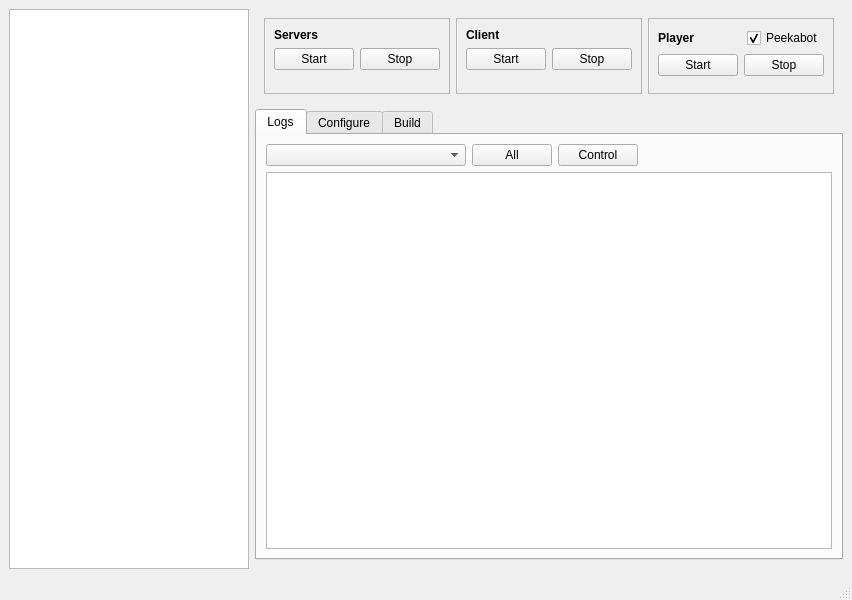
First picture: the form in vision/trunk/tools/castctrl/qtui/mainwindow.ui, repository marc-hanheide/cogx, before the edit.
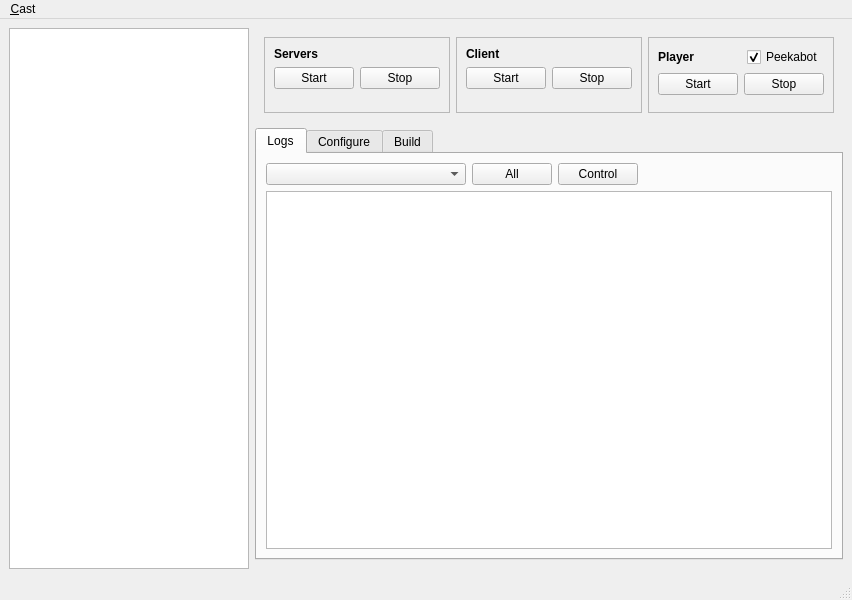
Second picture: the form after the edit.

The edit to the form file:
```diff
--- a/vision/trunk/tools/castctrl/qtui/mainwindow.ui
+++ b/vision/trunk/tools/castctrl/qtui/mainwindow.ui
@@ -719,6 +719,13 @@
      <height>23</height>
     </rect>
    </property>
+   <widget class="QMenu" name="menuCast">
+    <property name="title">
+     <string>&amp;Cast</string>
+    </property>
+    <addaction name="actQuit"/>
+   </widget>
+   <addaction name="menuCast"/>
   </widget>
   <widget class="QStatusBar" name="statusbar"/>
  </widget>
```
Left out of the diff: 8 changed lines with no effect on the pictures.
